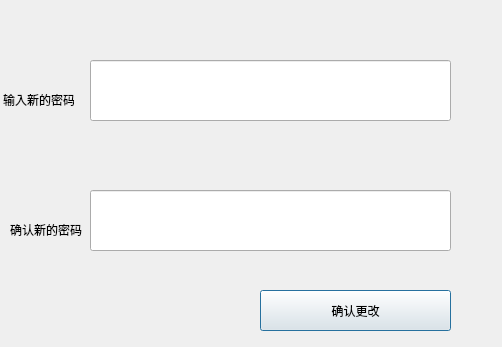
Old version of the form resetpasswddialog.ui in the repository Type3limit/EasyManager.
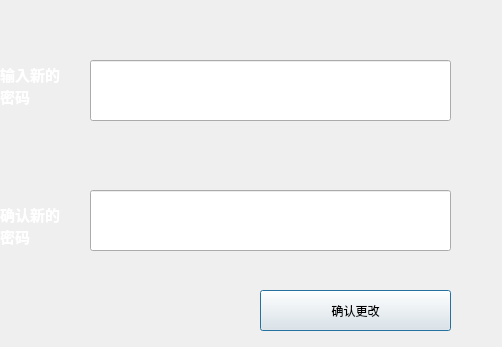
New version of the form. Icons and pictures are not drawn.

```diff
--- a/resetpasswddialog.ui
+++ b/resetpasswddialog.ui
@@ -23,7 +23,17 @@
    </size>
   </property>
   <property name="windowTitle">
-   <string>Dialog</string>
+   <string>EasyManager-ResetPasswd</string>
+  </property>
+  <property name="styleSheet">
+   <string notr="true">QDialog{
+background-image:url(&quot;:/Theme/BackImage/DialogBack_6.jpg&quot;)
+}
+QLabel
+{
+font:bold 15px;
+color:white;
+}</string>
   </property>
   <widget class="QLineEdit" name="PasswdEdit">
    <property name="geometry">
@@ -48,28 +58,34 @@
   <widget class="QLabel" name="label">
    <property name="geometry">
     <rect>
-     <x>3</x>
-     <y>90</y>
+     <x>0</x>
+     <y>60</y>
      <width>71</width>
-     <height>20</height>
+     <height>51</height>
     </rect>
    </property>
    <property name="text">
     <string>输入新的密码</string>
    </property>
+   <property name="wordWrap">
+    <bool>true</bool>
+   </property>
   </widget>
   <widget class="QLabel" name="label_2">
    <property name="geometry">
     <rect>
-     <x>10</x>
-     <y>220</y>
-     <width>81</width>
-     <height>20</height>
+     <x>0</x>
+     <y>200</y>
+     <width>71</width>
+     <height>51</height>
     </rect>
    </property>
    <property name="text">
     <string>确认新的密码</string>
    </property>
+   <property name="wordWrap">
+    <bool>true</bool>
+   </property>
   </widget>
   <widget class="QPushButton" name="Comfirm">
    <property name="geometry">
```
